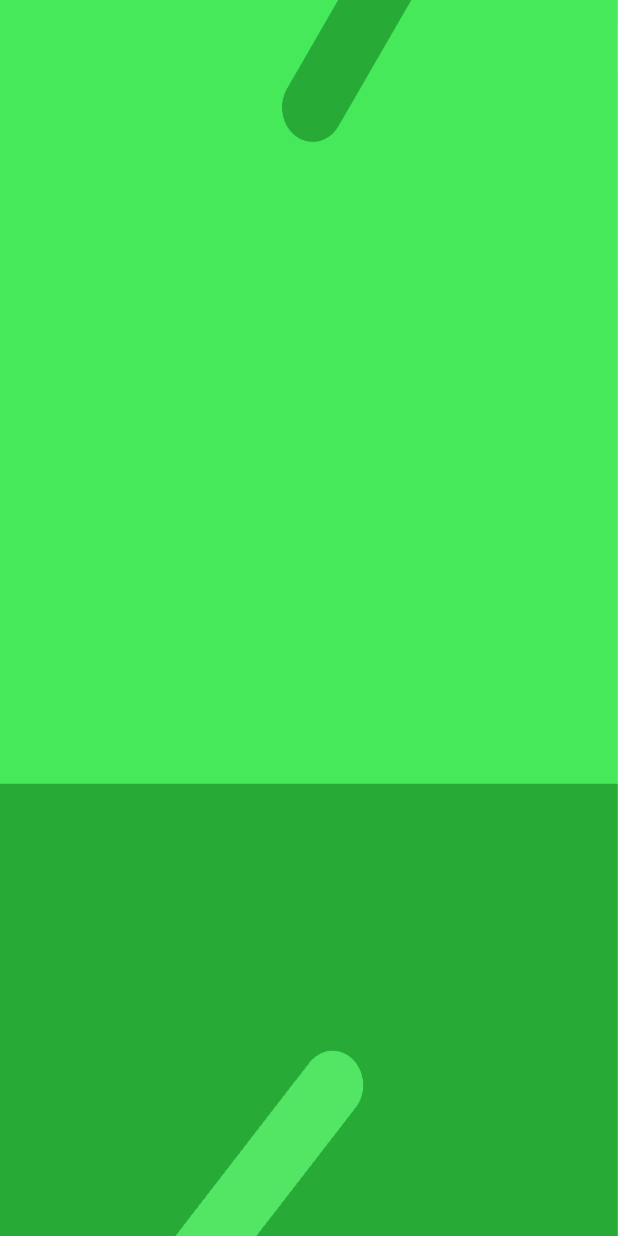
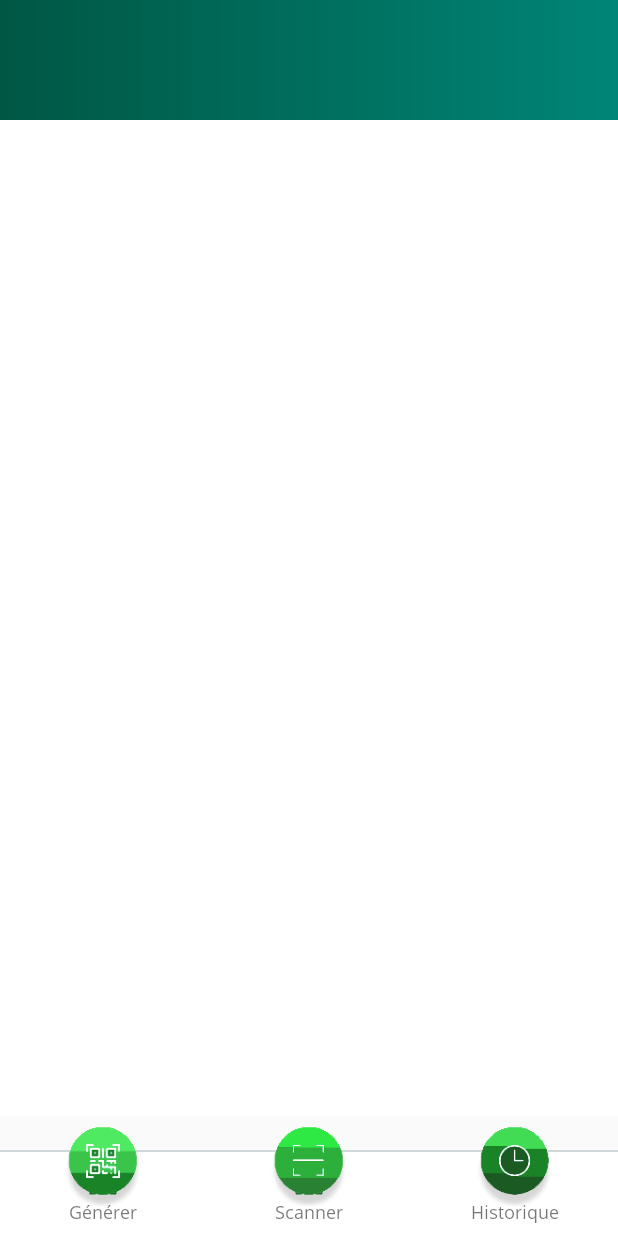
Before and after one commit to mbia1378/Monqrcode, an Android app: the screen it shows after launch (SplashActivity before the commit, HomeActivity after it), on a phone screen of 412 x 824 dp. Run offline under Robolectric (Android 15) with nearby library versions, the phone set to English and light mode, and no system bars; our stand-ins replace AdMob, data binding.

Commit message:
Mise en place du splash screen

```diff
--- a/app/build.gradle
+++ b/app/build.gradle
@@ -33,7 +33,7 @@ android {
 }
 
 dependencies {
-    def room_version = "2.1.0-alpha05"
+    def room_version = "2.1.0-alpha03"
     implementation fileTree(dir: 'libs', include: ['*.jar'])
 
     // Support library
--- a/app/src/main/AndroidManifest.xml
+++ b/app/src/main/AndroidManifest.xml
@@ -32,7 +32,8 @@
                 android:resource="@xml/file_provider_paths" />
         </provider>
 
-        <activity android:name=".ui.splash.SplashActivity"
+        <activity
+            android:name=".ui.splash.SplashActivity"
             android:launchMode="singleTop"
             android:screenOrientation="portrait"
             android:theme="@style/AppTheme.Launcher">
@@ -41,8 +42,8 @@
 
                 <category android:name="android.intent.category.LAUNCHER" />
             </intent-filter>
-
         </activity>
+        <activity android:name=".ui.home.HomeActivity"></activity>
     </application>
 
 </manifest>
--- /dev/null
+++ b/app/src/main/java/com/mbia/cyrille/monqrcode/helpers/widget/BaseStatusBar.java
@@ -0,0 +1,42 @@
+package com.mbia.cyrille.monqrcode.helpers.widget;
+
+import android.content.Context;
+import android.content.res.Resources;
+import android.os.Build;
+import android.util.AttributeSet;
+import android.view.View;
+import android.view.WindowInsets;
+
+public class BaseStatusBar extends View {
+    private int mStatusBarHeight;
+
+    public BaseStatusBar(Context context) {
+        this(context, null);
+    }
+
+    public BaseStatusBar(Context context, AttributeSet attrs) {
+        super(context, attrs);
+        if (Build.VERSION.SDK_INT >= Build.VERSION_CODES.LOLLIPOP) {
+            setSystemUiVisibility(SYSTEM_UI_FLAG_LAYOUT_FULLSCREEN);
+        }
+    }
+
+    @Override
+    public WindowInsets onApplyWindowInsets(WindowInsets insets) {
+        if (Build.VERSION.SDK_INT >= Build.VERSION_CODES.LOLLIPOP) {
+            mStatusBarHeight = dpToPx();
+            return insets.consumeSystemWindowInsets();
+        }
+        return insets;
+    }
+
+    @Override
+    protected void onMeasure(int widthMeasureSpec, int heightMeasureSpec) {
+        setMeasuredDimension(MeasureSpec.getSize(widthMeasureSpec), mStatusBarHeight);
+    }
+
+    private int dpToPx() {
+        float density = Resources.getSystem().getDisplayMetrics().density;
+        return Math.round((float) 24.0 * density);
+    }
+}
--- /dev/null
+++ b/app/src/main/java/com/mbia/cyrille/monqrcode/ui/home/HomeActivity.java
@@ -0,0 +1,16 @@
+package com.mbia.cyrille.monqrcode.ui.home;
+
+import androidx.appcompat.app.AppCompatActivity;
+
+import android.os.Bundle;
+
+import com.mbia.cyrille.monqrcode.R;
+
+public class HomeActivity extends AppCompatActivity {
+
+    @Override
+    protected void onCreate(Bundle savedInstanceState) {
+        super.onCreate(savedInstanceState);
+        setContentView(R.layout.activity_home);
+    }
+}
--- a/app/src/main/java/com/mbia/cyrille/monqrcode/ui/splash/SplashActivity.java
+++ b/app/src/main/java/com/mbia/cyrille/monqrcode/ui/splash/SplashActivity.java
@@ -2,15 +2,64 @@ package com.mbia.cyrille.monqrcode.ui.splash;
 
 import androidx.appcompat.app.AppCompatActivity;
 
+import android.content.Intent;
 import android.os.Bundle;
+import android.os.Handler;
+import android.view.animation.Animation;
+import android.view.animation.AnimationUtils;
+import android.widget.ImageView;
 
 import com.mbia.cyrille.monqrcode.R;
+import com.mbia.cyrille.monqrcode.ui.home.HomeActivity;
 
 public class SplashActivity extends AppCompatActivity {
+
+    /**
+     * Constantes
+     */
+    private final int SPLASH_DELAY = 1500;
+
+    /**
+     * Fields
+     */
+    private ImageView mImageViewLogo;
 
     @Override
     protected void onCreate(Bundle savedInstanceState) {
         super.onCreate(savedInstanceState);
         setContentView(R.layout.activity_splash);
+
+        getWindow().setBackgroundDrawable(null);
+
+        initializeViews();
+        animateLogo();
+        goToMainPage();
+    }
+
+    /**
+     * Cette méthode initialise les vues
+     */
+    private void initializeViews() {
+        mImageViewLogo = findViewById(R.id.image_view_logo);
+    }
+
+    /**
+     * Cette méthode conduit l'utilisateur à la page principale
+     */
+    private void goToMainPage() {
+        new Handler().postDelayed(() -> {
+            startActivity(new Intent(SplashActivity.this, HomeActivity.class));
+            finish();
+        }, SPLASH_DELAY);
+    }
+
+    /**
+     * Cette méthode anime le logo
+     */
+    private void animateLogo() {
+        Animation fadeInAnimation = AnimationUtils.loadAnimation(this, R.anim.fade_in_without_duration);
+        fadeInAnimation.setDuration(SPLASH_DELAY);
+
+        mImageViewLogo.startAnimation(fadeInAnimation);
     }
 }
--- /dev/null
+++ b/app/src/main/res/anim/fade_in_without_duration.xml
@@ -0,0 +1,4 @@
+<?xml version="1.0" encoding="utf-8"?>
+<alpha xmlns:android="http://schemas.android.com/apk/res/android"
+    android:fromAlpha="0.0"
+    android:toAlpha="1.0" />
--- /dev/null
+++ b/app/src/main/res/drawable/gradient_title_bar_primary_color_and_accent_color.xml
@@ -0,0 +1,8 @@
+<?xml version="1.0" encoding="utf-8"?>
+<shape xmlns:android="http://schemas.android.com/apk/res/android">
+    <gradient
+        android:angle="0"
+        android:endColor="@color/colorPrimary"
+        android:startColor="@color/projectGreen"
+        android:type="linear" />
+</shape>
--- /dev/null
+++ b/app/src/main/res/layout/activity_home.xml
@@ -0,0 +1,214 @@
+<?xml version="1.0" encoding="utf-8"?>
+<layout
+    xmlns:android="http://schemas.android.com/apk/res/android"
+    xmlns:ads="http://schemas.android.com/apk/res-auto"
+    xmlns:app="http://schemas.android.com/apk/res-auto"
+    xmlns:tools="http://schemas.android.com/tools">
+
+    <androidx.constraintlayout.widget.ConstraintLayout
+        android:layout_width="match_parent"
+        android:layout_height="match_parent"
+        tools:context=".ui.home.HomeActivity">
+
+        <com.google.android.gms.ads.AdView
+            android:id="@+id/adView"
+            android:layout_width="0dp"
+            android:layout_height="wrap_content"
+            android:background="@color/white"
+            ads:adSize="SMART_BANNER"
+            ads:adUnitId="@string/admob_test_banner_ad_unit_id"
+            ads:layout_constraintBottom_toBottomOf="parent"
+            ads:layout_constraintEnd_toEndOf="parent"
+            ads:layout_constraintStart_toStartOf="parent"
+            ads:layout_constraintTop_toBottomOf="@+id/constraint_layout_generate_container" />
+
+        <androidx.coordinatorlayout.widget.CoordinatorLayout
+            android:id="@+id/coordinator_layout_icon_extra_part_container"
+            android:layout_width="0dp"
+            android:layout_height="0dp"
+            android:background="@color/background"
+            app:layout_constraintBottom_toTopOf="@+id/view_drop_shadow"
+            app:layout_constraintEnd_toEndOf="parent"
+            app:layout_constraintStart_toStartOf="parent"
+            app:layout_constraintTop_toTopOf="@+id/image_view_generate_active" />
+
+        <androidx.constraintlayout.widget.ConstraintLayout
+            android:id="@+id/constraint_layout_generate_container"
+            android:layout_width="0dp"
+            android:layout_height="@dimen/height_56"
+            android:background="@color/white"
+            ads:layout_constraintBottom_toTopOf="@+id/adView"
+            app:layout_constraintEnd_toStartOf="@+id/constraint_layout_scan_container"
+            app:layout_constraintHorizontal_weight="1"
+            app:layout_constraintStart_toStartOf="parent"
+            app:layout_constraintTop_toBottomOf="@+id/view_drop_shadow" />
+
+        <androidx.constraintlayout.widget.ConstraintLayout
+            android:id="@+id/constraint_layout_scan_container"
+            android:layout_width="0dp"
+            android:layout_height="@dimen/height_56"
+            android:background="@color/white"
+            ads:layout_constraintBottom_toTopOf="@+id/adView"
+            app:layout_constraintEnd_toStartOf="@+id/constraint_layout_history_container"
+            app:layout_constraintHorizontal_weight="1"
+            app:layout_constraintStart_toEndOf="@+id/constraint_layout_generate_container"
+            app:layout_constraintTop_toBottomOf="@+id/view_drop_shadow" />
+
+        <androidx.constraintlayout.widget.ConstraintLayout
+            android:id="@+id/constraint_layout_history_container"
+            android:layout_width="0dp"
+            android:layout_height="@dimen/height_56"
+            android:background="@color/white"
+            ads:layout_constraintBottom_toTopOf="@+id/adView"
+            app:layout_constraintEnd_toEndOf="parent"
+            app:layout_constraintHorizontal_weight="1"
+            app:layout_constraintStart_toEndOf="@+id/constraint_layout_scan_container"
+            app:layout_constraintTop_toBottomOf="@+id/view_drop_shadow" />
+
+        <androidx.appcompat.widget.AppCompatImageView
+            android:id="@+id/image_view_generate"
+            android:layout_width="@dimen/width_24"
+            android:layout_height="@dimen/height_24"
+            android:src="@drawable/ic_generate_inactive"
+            app:layout_constraintBottom_toTopOf="@+id/text_view_generate"
+            app:layout_constraintEnd_toEndOf="@+id/constraint_layout_generate_container"
+            app:layout_constraintStart_toStartOf="@+id/constraint_layout_generate_container"
+            app:layout_constraintTop_toTopOf="@+id/constraint_layout_generate_container"
+            app:layout_constraintVertical_chainStyle="packed" />
+
+        <TextView
+            android:id="@+id/text_view_generate"
+            android:layout_width="wrap_content"
+            android:layout_height="wrap_content"
+            android:text="@string/generate"
+            android:textSize="@dimen/text_smaller_body"
+            app:layout_constraintBottom_toBottomOf="@+id/constraint_layout_generate_container"
+            app:layout_constraintEnd_toEndOf="@+id/constraint_layout_generate_container"
+            app:layout_constraintStart_toStartOf="@+id/constraint_layout_generate_container"
+            app:layout_constraintTop_toBottomOf="@+id/image_view_generate" />
+
+        <androidx.appcompat.widget.AppCompatImageView
+            android:id="@+id/image_view_scan"
+            android:layout_width="@dimen/width_24"
+            android:layout_height="@dimen/height_24"
+            android:src="@drawable/ic_scan_inactive"
+            app:layout_constraintBottom_toTopOf="@+id/text_view_scan"
+            app:layout_constraintEnd_toEndOf="@+id/constraint_layout_scan_container"
+            app:layout_constraintStart_toStartOf="@+id/constraint_layout_scan_container"
+            app:layout_constraintTop_toTopOf="@+id/constraint_layout_scan_container"
+            app:layout_constraintVertical_chainStyle="packed" />
+
+        <TextView
+            android:id="@+id/text_view_scan"
+            android:layout_width="wrap_content"
+            android:layout_height="wrap_content"
+            android:text="@string/scan"
+            android:textSize="@dimen/text_smaller_body"
+            app:layout_constraintBottom_toBottomOf="@+id/constraint_layout_scan_container"
+            app:layout_constraintEnd_toEndOf="@+id/constraint_layout_scan_container"
+            app:layout_constraintStart_toStartOf="@+id/constraint_layout_scan_container"
+            app:layout_constraintTop_toBottomOf="@+id/image_view_scan" />
+
+        <androidx.appcompat.widget.AppCompatImageView
+            android:id="@+id/image_view_history"
+            android:layout_width="@dimen/width_24"
+            android:layout_height="@dimen/height_24"
+            android:src="@drawable/ic_history_inactive"
+            app:layout_constraintBottom_toTopOf="@+id/text_view_history"
+            app:layout_constraintEnd_toEndOf="@+id/constraint_layout_history_container"
+            app:layout_constraintStart_toStartOf="@+id/constraint_layout_history_container"
+            app:layout_constraintTop_toTopOf="@+id/constraint_layout_history_container"
+            app:layout_constraintVertical_chainStyle="packed" />
+
+        <TextView
+            android:id="@+id/text_view_history"
+            android:layout_width="wrap_content"
+            android:layout_height="wrap_content"
+            android:text="@string/history"
+            android:textSize="@dimen/text_smaller_body"
+            app:layout_constraintBottom_toBottomOf="@+id/constraint_layout_history_container"
+            app:layout_constraintEnd_toEndOf="@+id/constraint_layout_history_container"
+            app:layout_constraintStart_toStartOf="@+id/constraint_layout_history_container"
+            app:layout_constraintTop_toBottomOf="@+id/image_view_history" />
+
+        <View
+            android:id="@+id/view_drop_shadow"
+            android:layout_width="0dp"
+            android:layout_height="@dimen/height_1"
+            android:background="@color/shadow"
+            app:layout_constraintBottom_toTopOf="@+id/constraint_layout_generate_container"
+            app:layout_constraintEnd_toEndOf="parent"
+            app:layout_constraintStart_toStartOf="parent"
+            app:layout_constraintTop_toBottomOf="@+id/coordinator_layout_icon_extra_part_container" />
+
+        <androidx.appcompat.widget.AppCompatImageView
+            android:id="@+id/image_view_generate_active"
+            android:layout_width="@dimen/width_60"
+            android:layout_height="@dimen/height_60"
+            android:layout_marginBottom="@dimen/margin_20"
+            android:src="@drawable/ic_generate_active"
+            app:layout_constraintBottom_toTopOf="@+id/text_view_generate"
+            app:layout_constraintEnd_toEndOf="@+id/constraint_layout_generate_container"
+            app:layout_constraintStart_toStartOf="@+id/constraint_layout_generate_container"
+            app:layout_constraintTop_toTopOf="@+id/constraint_layout_generate_container"
+            app:layout_constraintVertical_chainStyle="packed" />
+
+        <androidx.appcompat.widget.AppCompatImageView
+            android:id="@+id/image_view_scan_active"
+            android:layout_width="@dimen/width_60"
+            android:layout_height="@dimen/height_60"
+            android:layout_marginBottom="@dimen/margin_20"
+            android:src="@drawable/ic_scan_active"
+            app:layout_constraintBottom_toTopOf="@+id/text_view_scan"
+            app:layout_constraintEnd_toEndOf="@+id/constraint_layout_scan_container"
+            app:layout_constraintStart_toStartOf="@+id/constraint_layout_scan_container"
+            app:layout_constraintTop_toTopOf="@+id/constraint_layout_scan_container"
+            app:layout_constraintVertical_chainStyle="packed" />
+
+        <androidx.appcompat.widget.AppCompatImageView
+            android:id="@+id/image_view_history_active"
+            android:layout_width="@dimen/width_60"
+            android:layout_height="@dimen/height_60"
+            android:layout_marginBottom="@dimen/margin_20"
+            android:src="@drawable/ic_history_active"
+            app:layout_constraintBottom_toTopOf="@+id/text_view_history"
+            app:layout_constraintEnd_toEndOf="@+id/constraint_layout_history_container"
+            app:layout_constraintStart_toStartOf="@+id/constraint_layout_history_container"
+            app:layout_constraintTop_toTopOf="@+id/constraint_layout_history_container"
+            app:layout_constraintVertical_chainStyle="packed" />
+
+        <com.mbia.cyrille.monqrcode.helpers.widget.BaseStatusBar
+            android:id="@+id/status_bar"
+            android:layout_width="0dp"
+            android:layout_height="wrap_content"
+            android:background="@drawable/gradient_title_bar_primary_color_and_accent_color"
+            app:layout_constraintBottom_toTopOf="@+id/toolbar"
+            app:layout_constraintEnd_toEndOf="parent"
+            app:layout_constraintStart_toStartOf="parent"
+            app:layout_constraintTop_toTopOf="parent" />
+
+        <androidx.appcompat.widget.Toolbar
+            android:id="@+id/toolbar"
+            android:layout_width="0dp"
+            android:layout_height="@dimen/toolbar_height"
+            android:background="@drawable/gradient_title_bar_primary_color_and_accent_color"
+            android:theme="@style/ThemeOverlay.MaterialComponents.Dark.ActionBar"
+            app:contentInsetStartWithNavigation="@dimen/margin_0"
+            app:layout_constraintBottom_toTopOf="@+id/coordinator_layout_fragment_container"
+            app:layout_constraintEnd_toEndOf="parent"
+            app:layout_constraintStart_toStartOf="parent"
+            app:layout_constraintTop_toBottomOf="@+id/status_bar" />
+
+        <androidx.coordinatorlayout.widget.CoordinatorLayout
+            android:id="@+id/coordinator_layout_fragment_container"
+            android:layout_width="0dp"
+            android:layout_height="0dp"
+            app:layout_constraintBottom_toTopOf="@+id/coordinator_layout_icon_extra_part_container"
+            app:layout_constraintEnd_toEndOf="parent"
+            app:layout_constraintStart_toStartOf="parent"
+            app:layout_constraintTop_toBottomOf="@+id/toolbar" />
+
+
+    </androidx.constraintlayout.widget.ConstraintLayout>
+
+</layout>
--- a/app/src/main/res/layout/activity_splash.xml
+++ b/app/src/main/res/layout/activity_splash.xml
@@ -6,4 +6,17 @@
     android:layout_height="match_parent"
     android:background="@drawable/ic_splash_bg">
 
+    <ImageView
+        android:id="@+id/image_view_logo"
+        android:layout_width="0dp"
+        android:layout_height="wrap_content"
+        android:layout_margin="@dimen/margin_64"
+        android:src="@drawable/ic_main_logo"
+        app:layout_constraintBottom_toBottomOf="parent"
+        app:layout_constraintEnd_toEndOf="parent"
+        app:layout_constraintStart_toStartOf="parent"
+        app:layout_constraintTop_toTopOf="parent"
+        app:layout_constraintVertical_bias="0.35"
+        tools:ignore="ContentDescription" />
+
 </androidx.constraintlayout.widget.ConstraintLayout>
```
